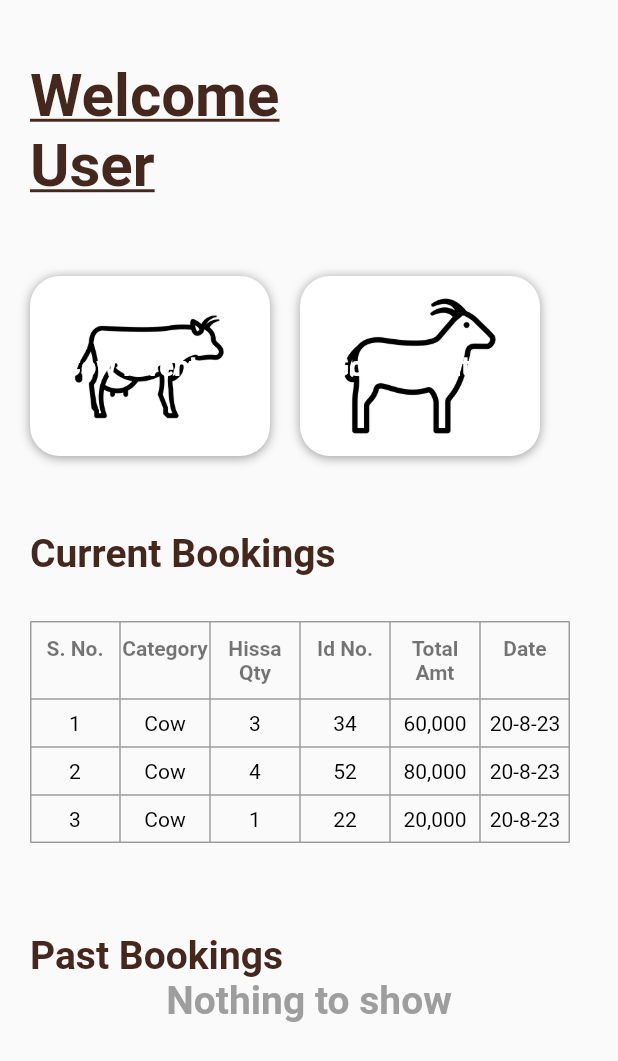
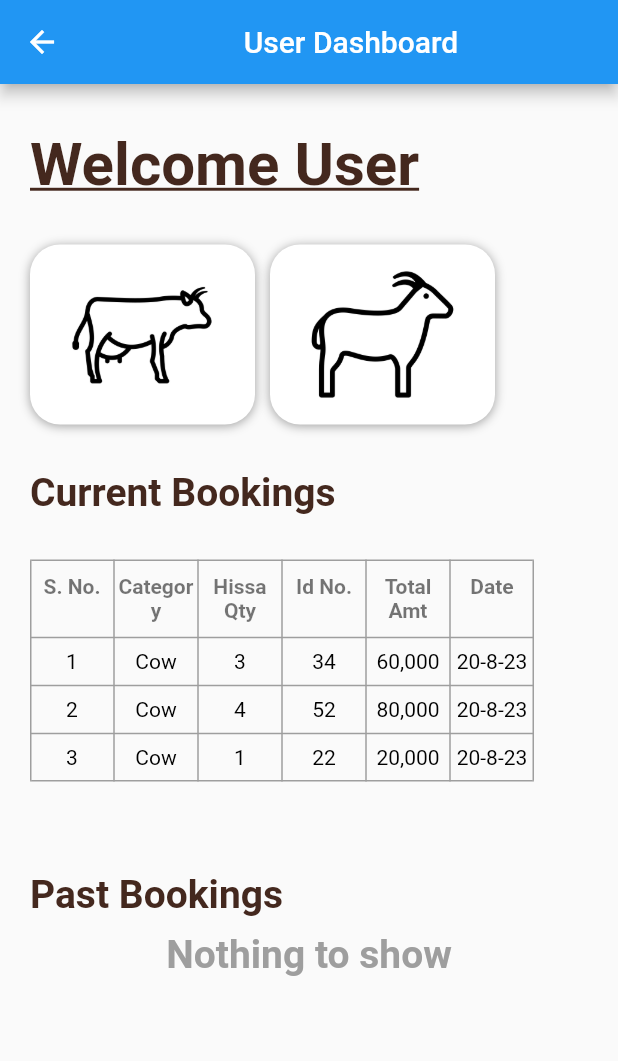
Before and after one commit to Ibrahiim-Ahmed/Ijtimai-Qurbani-App, a Flutter app: the UserDashboard screen opened directly, on a phone screen of 412 x 824 dp. Shown: the top 1061 px of the screen. Run offline on Flutter 3.47's test engine with Material 2 defaults, Android fonts, the light colour scheme and no system bars.

Commit message:
Masjid Dashboard Updated

```diff
--- a/lib/pages/userDashboard.dart
+++ b/lib/pages/userDashboard.dart
@@ -8,15 +8,19 @@ class UserDashboard extends StatelessWidget {
   @override
   Widget build(BuildContext context) {
     return Scaffold(
+      appBar: AppBar(
+          title: Center(
+        child: Text("User Dashboard"),
+      )),
       body: SingleChildScrollView(
         child: Padding(
           padding: const EdgeInsets.all(20),
           child: Column(
             crossAxisAlignment: CrossAxisAlignment.start,
             children: [
-              const SizedBox(height: 20),
+              const SizedBox(height: 10),
               Text(
-                "Welcome\nUser",
+                "Welcome User",
                 style: TextStyle(
                   fontSize: 40,
                   color: Color.fromARGB(255, 68, 40, 30),
@@ -24,7 +28,7 @@ class UserDashboard extends StatelessWidget {
                   fontWeight: FontWeight.bold,
                 ),
               ),
-              const SizedBox(height: 50),
+              const SizedBox(height: 30),
               Row(
                 children: [
                   _buildInventoryCard(
@@ -38,7 +42,7 @@ class UserDashboard extends StatelessWidget {
                               builder: (context) => CowInventory()));
                     },
                   ),
-                  const SizedBox(width: 20),
+                  const SizedBox(width: 10),
                   _buildInventoryCard(
                     context,
                     'lib/assets/goat_card_image.png',
@@ -52,11 +56,14 @@ class UserDashboard extends StatelessWidget {
                   ),
                 ],
               ),
-              const SizedBox(height: 50),
+              const SizedBox(height: 30),
               _buildSectionTitle('Current Bookings'),
               _buildBookingTable(),
               const SizedBox(height: 30),
               _buildSectionTitle('Past Bookings'),
+              SizedBox(
+                height: 10,
+              ),
               const Center(
                 child: Text(
                   "Nothing to show",
@@ -79,7 +86,7 @@ class UserDashboard extends StatelessWidget {
     return GestureDetector(
       onTap: onTap,
       child: Container(
-        width: 160,
+        width: 150,
         height: 120,
         decoration: BoxDecoration(
           boxShadow: [
@@ -96,16 +103,16 @@ class UserDashboard extends StatelessWidget {
           color: Colors.white,
           borderRadius: BorderRadius.circular(20),
         ),
-        child: Center(
-          child: Text(
-            title,
-            style: TextStyle(
-              fontSize: 18,
-              color: Colors.white,
-              fontWeight: FontWeight.bold,
-            ),
-          ),
-        ),
+        // child: Center(
+        //   child: Text(
+        //     title,
+        //     style: TextStyle(
+        //       fontSize: 18,
+        //       color: Colors.white,
+        //       fontWeight: FontWeight.bold,
+        //     ),
+        //   ),
+        // ),
       ),
     );
   }
@@ -125,7 +132,7 @@ class UserDashboard extends StatelessWidget {
     return Container(
       margin: EdgeInsets.symmetric(vertical: 30),
       child: Table(
-        defaultColumnWidth: FixedColumnWidth(60.0),
+        defaultColumnWidth: FixedColumnWidth(56.0),
         border: TableBorder.all(color: Colors.grey),
         children: [
           TableRow(children: [
```
Also changed, not shown: lib/pages/masjidDashboard.dart (+94 -1 lines), lib/pages/signup.dart (+10 -8 lines).
